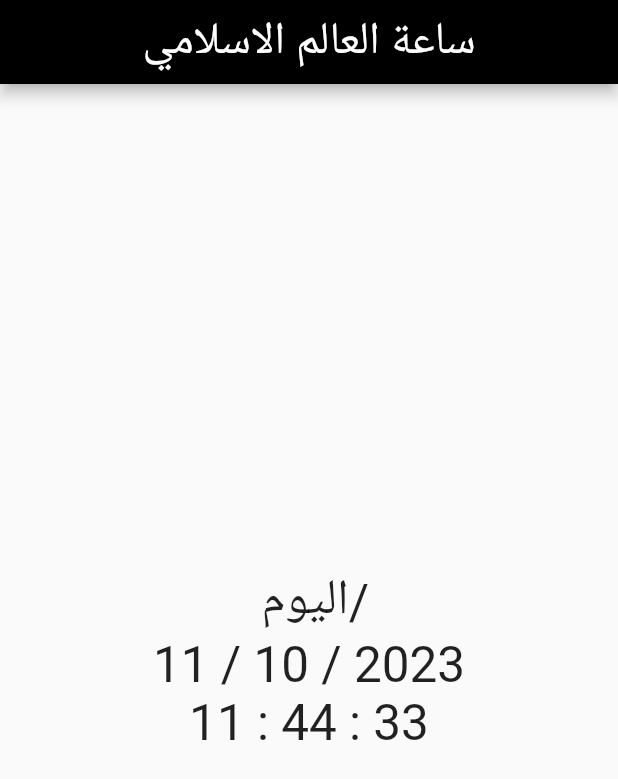
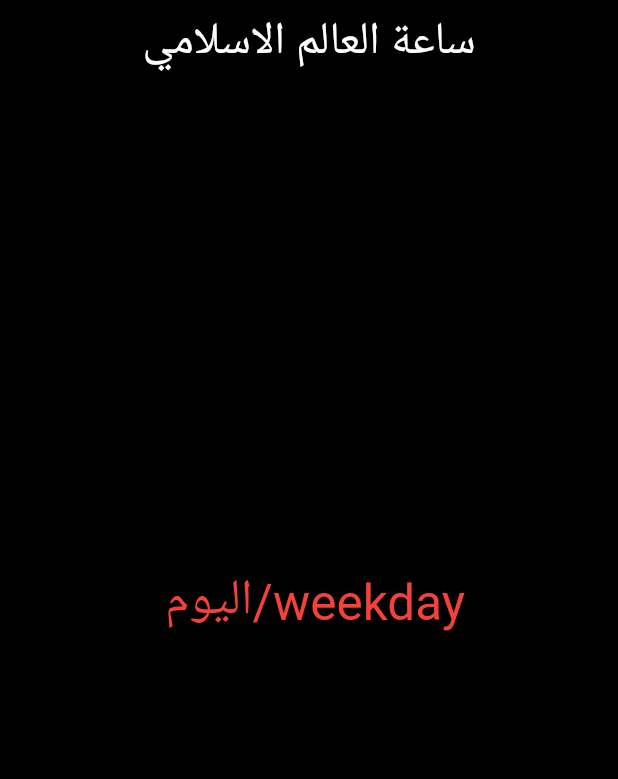
Before and after one commit to fahad3068088/flutter_application_11, a Flutter app: the screen it shows after launch, on a phone screen of 412 x 824 dp. Shown: the top 779 px of the screen. Run offline on Flutter 3.47's test engine with Material 2 defaults, Android fonts, the phone set to English and light mode, and no system bars.

Commit message:
بج الوقت

```diff
--- a/lib/main.dart
+++ b/lib/main.dart
@@ -2,6 +2,7 @@
 
 import 'package:flutter/material.dart';
 import "dart:async";
+import 'package:intl/intl.dart';
 void main() {
   runApp(const MyApp());
 }
@@ -25,22 +26,27 @@ class MyWidget extends StatefulWidget {
 }
 
 class _MyWidgetState extends State<MyWidget> {
-  String year="";
+  String weekday = "";
+  String date = "";
+  String timenow = "";
 
-
-  fahad(){
+  fahad() {
     Timer.periodic(Duration(seconds: 1), (timer) {
       setState(() {
-      year=DateTime.now().year.toString();
+        weekday = "";
+        date = "";
+        timenow = "";
       });
     });
   }
+
   @override
   void initState() {
     // TODO: implement initState
     super.initState();
     fahad();
   }
+
   Widget build(BuildContext context) {
     return Scaffold(
       appBar: AppBar(
@@ -54,18 +60,29 @@ class _MyWidgetState extends State<MyWidget> {
       ),
       // ignore: prefer_const_literals_to_create_immutables
       body: Center(
+        child: Container(
+          height: 5700,
+          width: 5700,
+          color: Colors.black,
           child: Column(
             mainAxisAlignment: MainAxisAlignment.center,
-          children: [Text(" اليوم/",style: TextStyle(fontSize: 33),),
+            children: [
+              Text(
+                " اليوم/weekday",
+                style: TextStyle(fontSize: 33, color: Colors.red),
+              ),
               SizedBox(),
-          Text("11 / 10 / $year",style: TextStyle(fontSize: 33),),
+              Text(
+                date,
+                style: TextStyle(fontSize: 33, color: Colors.red),
+              ),
               SizedBox(),
-            Text("11 : 44 : 33",style: TextStyle(fontSize: 33),)
+              Text(
+                timenow,
+                style: TextStyle(fontSize: 33, color: Colors.red),
+              )
             ],
-
-
-
-
+          ),
         ),
       ),
     );
--- a/pubspec.yaml
+++ b/pubspec.yaml
@@ -36,6 +36,7 @@ dependencies:
   # The following adds the Cupertino Icons font to your application.
   # Use with the CupertinoIcons class for iOS style icons.
   cupertino_icons: ^1.0.2
+  intl: ^0.18.0
 
 dev_dependencies:
   flutter_test:
```
Also changed, not shown: pubspec.lock, 1 other file. Lines whose indentation alone changed are shown as unchanged.
